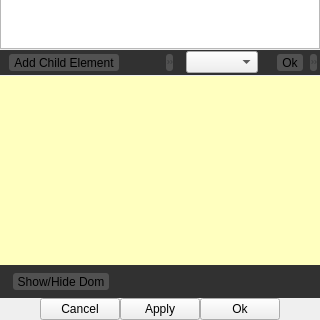
This is source/DataCollector/datacollector.ui in archTk/arch-ne as Qt 5 draws it before an edit; both pictures show x 0 to 320 and y 141 to 461 of the 320 by 461 pixel window. The edited form follows.
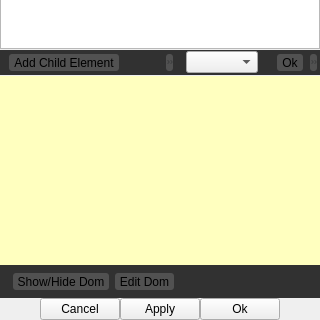
This is the edited form. Icons and pictures are not drawn.

```diff
--- a/source/DataCollector/datacollector.ui
+++ b/source/DataCollector/datacollector.ui
@@ -13,6 +13,7 @@
 }
 QToolButton:hover {background-color: #919191;}
 QToolButton:pressed {background-color: #fafafa;}
+QToolButton:checked {background-color: #bababa;}
 QSplitter::handle:vertical{height: 1px;border:0px solid #515151;}
 QSplitter {border:0px solid transparent;}
 QFrame#domStatusFrame,QFrame#middleToolbarFrame {
@@ -89,6 +90,7 @@
 			<widget class="QToolBar" name="lowerToolBar">
 			<property name="maximumWidth" ><number>40</number></property>
 			<addaction name="actionShowDom"/>
+			<addaction name="actionEditDom"/>
 			</widget>
                         </item>
 			<item>
@@ -139,6 +141,14 @@
 		</layout>
 		</item>
 	</layout>
+  <action name="actionEditDom">
+   <property name="checkable"><bool>true</bool></property>
+   <property name="icon"><iconset><normaloff>:icons/show_dom.png</normaloff>:icons/show_dom.png</iconset></property>
+   <property name="text"><string>Edit Dom</string></property>
+   <property name="toolTip"><string>Edit Dom</string></property>
+   <property name="statusTip"><string>Edit Dom</string></property>
+   <property name="shortcut"><string>Alt+E</string></property>
+  </action>
   <action name="actionUndo">
    <property name="icon"><iconset><normaloff>:icons/undo.png</normaloff>:icons/undo.png</iconset></property>
    <property name="text"><string>Undo</string></property>
```
Left out of the diff: 2 changed lines with no effect on the pictures.
